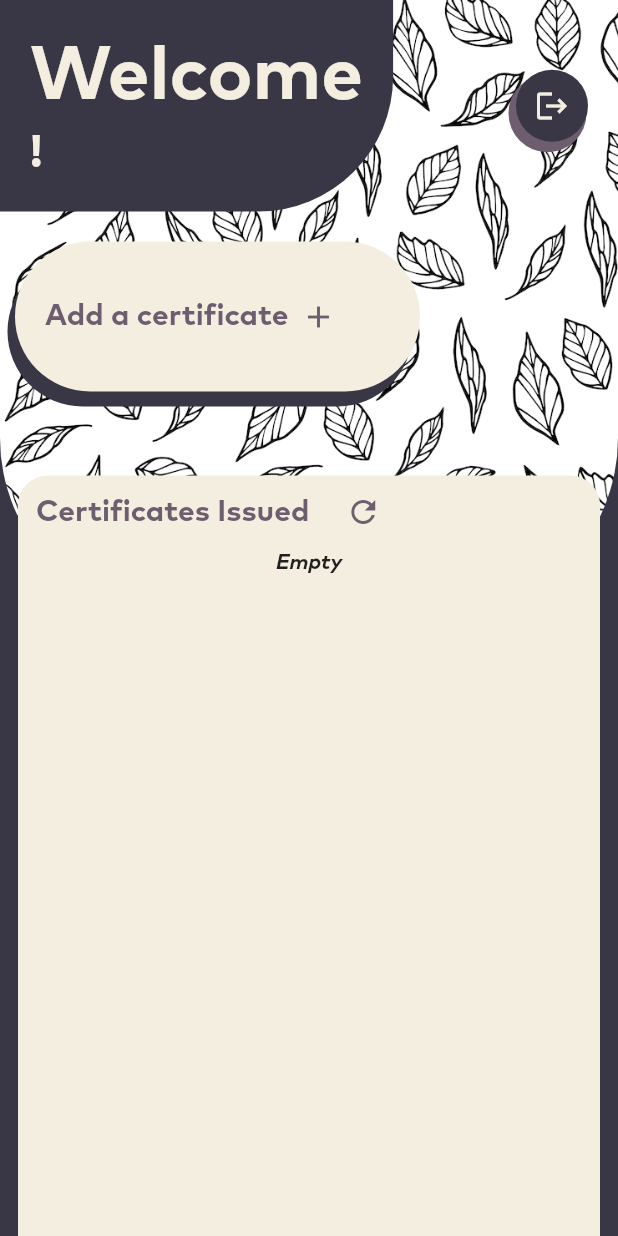
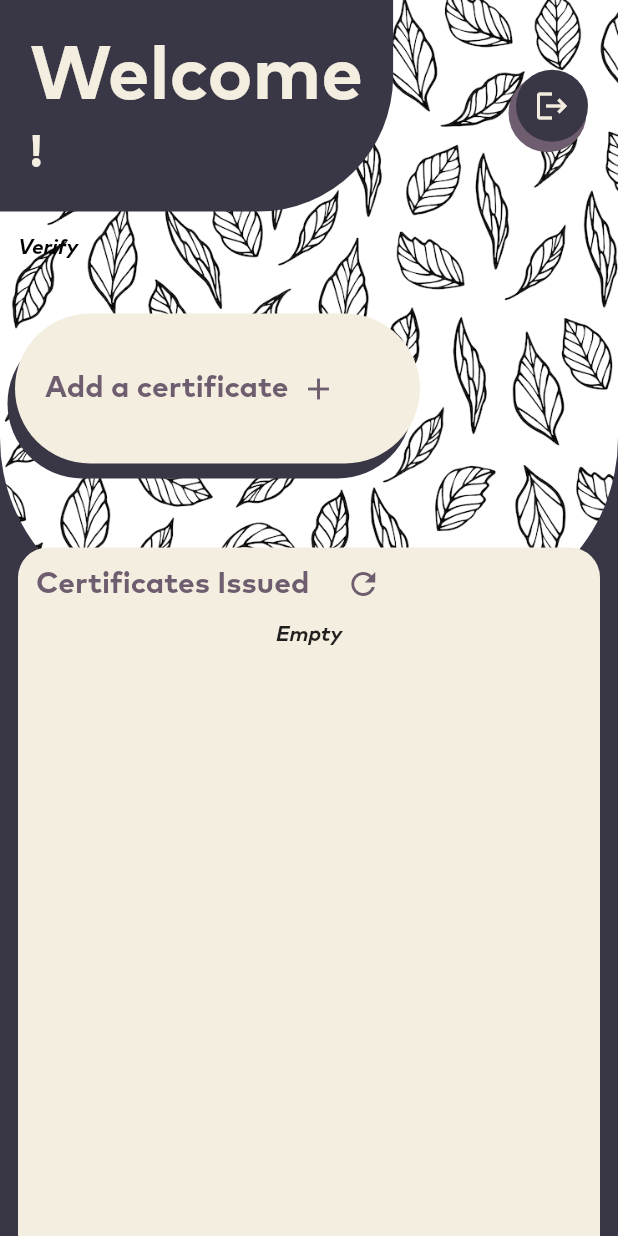
Before and after one commit to AryanSarafDev/CertiFy, a Flutter app: the orgS screen opened directly, on a phone screen of 412 x 824 dp. Run offline on Flutter 3.47's test engine with Material 2 defaults, Android fonts, the phone set to English and light mode, and no system bars; our stand-ins replace convert, dio, file_picker, flutter_dotenv, get, permission_handler and 1 more; missing offline and left inert: web3dart; accounts and stored records are empty.

Commit message:
added temp verify button

```diff
--- a/lib/screens/org_S.dart
+++ b/lib/screens/org_S.dart
@@ -87,6 +87,17 @@ class _orgSState extends State<orgS> {
             crossAxisAlignment: CrossAxisAlignment.start,
             children: [
               WelcomeT(name: nw),
+              TextButton(
+                  onPressed: () {
+                    UploadSt().verifyCertificate(
+                        "aebd6721742346a1fa847fda68f8edb31cfcf0b436cbfc27d611c2f8caf84290",
+                        "aebd6721742346a1fa847fda68f8edb31cfcf0b436cbfc27d611c2f8caf84290",
+                        "6c5e16ed6879e9a84a30b0970b4e6988ba74083d1a492e069e687935e3d96830");
+                  },
+                  child: Text(
+                    "Verify",
+                    style: TextStyle(color: Colors.black),
+                  )),
               Padding(
                 padding: const EdgeInsets.fromLTRB(10, 20, 10, 0),
                 child: GestureDetector(
```
